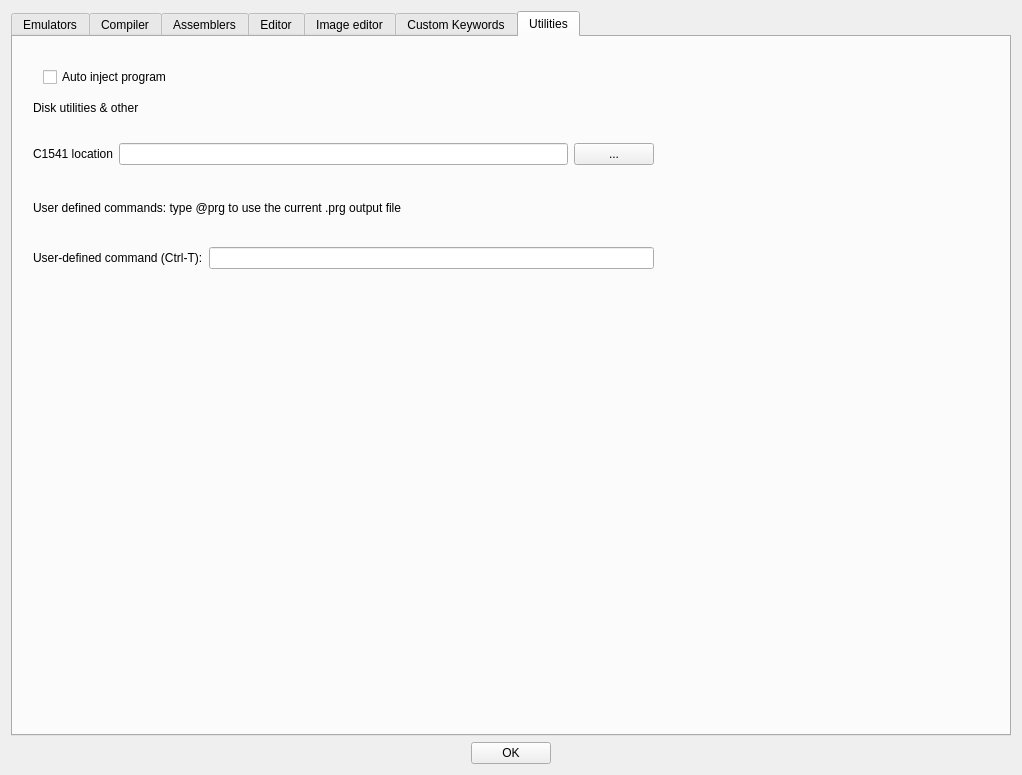
Qt form source/dialogtrsesettings.ui (leuat/TRSE) before a commit.
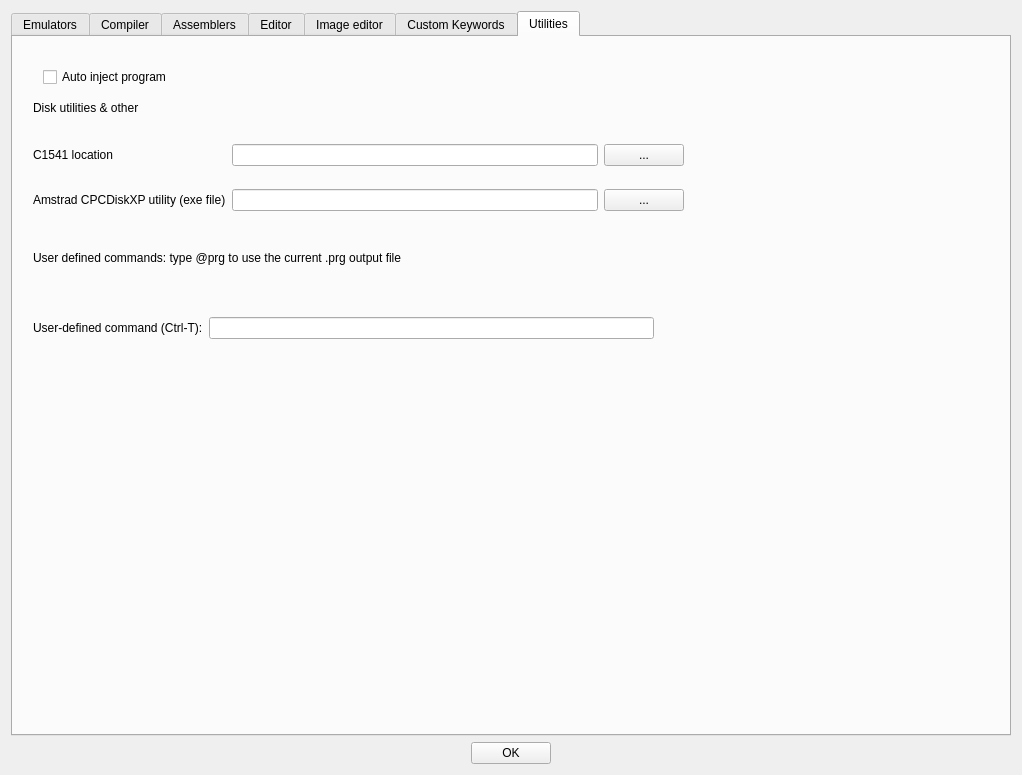
The same form after that commit. The open tabs and pages were chosen to show the change.

Commit message: Amstrad windows

```diff
--- a/source/dialogtrsesettings.ui
+++ b/source/dialogtrsesettings.ui
@@ -1149,7 +1149,7 @@
          <property name="geometry">
           <rect>
            <x>20</x>
-           <y>140</y>
+           <y>190</y>
            <width>803</width>
            <height>61</height>
           </rect>
@@ -1177,44 +1177,11 @@
           <bool>true</bool>
          </property>
         </widget>
-        <widget class="QWidget" name="verticalLayoutWidget_3">
-         <property name="geometry">
-          <rect>
-           <x>20</x>
-           <y>90</y>
-           <width>621</width>
-           <height>55</height>
-          </rect>
-         </property>
-         <layout class="QVBoxLayout" name="verticalLayout_5">
-          <item>
-           <layout class="QHBoxLayout" name="horizontalLayout_9">
-            <item>
-             <widget class="QLabel" name="label_19">
-              <property name="text">
-               <string>C1541 location</string>
-              </property>
-             </widget>
-            </item>
-            <item>
-             <widget class="QLineEdit" name="leC1541"/>
-            </item>
-            <item>
-             <widget class="QPushButton" name="btnC1541Emulator">
-              <property name="text">
-               <string>...</string>
-              </property>
-             </widget>
-            </item>
-           </layout>
-          </item>
-         </layout>
-        </widget>
         <widget class="QWidget" name="verticalLayoutWidget_2">
          <property name="geometry">
           <rect>
            <x>20</x>
-           <y>190</y>
+           <y>260</y>
            <width>621</width>
            <height>63</height>
           </rect>
@@ -1249,6 +1216,52 @@
           <string>Auto inject program</string>
          </property>
         </widget>
+        <widget class="QWidget" name="gridLayoutWidget">
+         <property name="geometry">
+          <rect>
+           <x>20</x>
+           <y>90</y>
+           <width>651</width>
+           <height>101</height>
+          </rect>
+         </property>
+         <layout class="QGridLayout" name="gridLayout_20">
+          <item row="1" column="0">
+           <widget class="QLabel" name="label_42">
+            <property name="text">
+             <string>Amstrad CPCDiskXP utility (exe file)</string>
+            </property>
+           </widget>
+          </item>
+          <item row="0" column="2">
+           <widget class="QPushButton" name="btnC1541Emulator">
+            <property name="text">
+             <string>...</string>
+            </property>
+           </widget>
+          </item>
+          <item row="0" column="0">
+           <widget class="QLabel" name="label_19">
+            <property name="text">
+             <string>C1541 location</string>
+            </property>
+           </widget>
+          </item>
+          <item row="0" column="1">
+           <widget class="QLineEdit" name="leC1541"/>
+          </item>
+          <item row="1" column="1">
+           <widget class="QLineEdit" name="leCPCDisk"/>
+          </item>
+          <item row="1" column="2">
+           <widget class="QPushButton" name="btnCPCDIsk">
+            <property name="text">
+             <string>...</string>
+            </property>
+           </widget>
+          </item>
+         </layout>
+        </widget>
        </widget>
       </widget>
      </item>
```
The commit also changes 5 other files.
